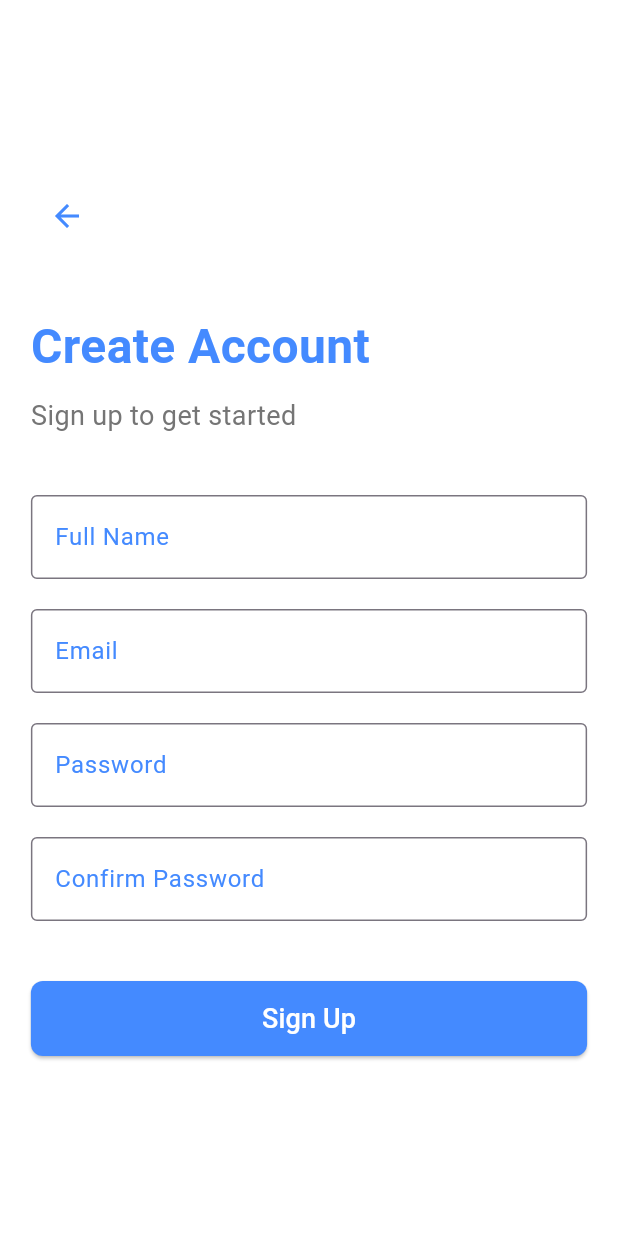
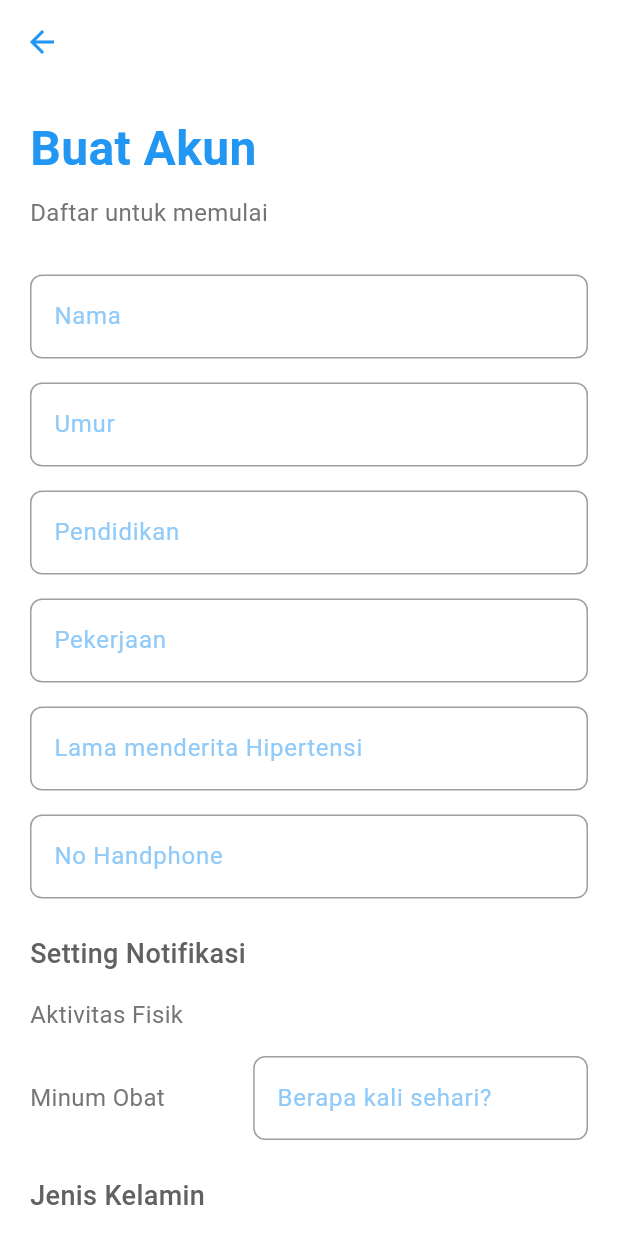
Before and after one commit to RizdkyOktaviari/ke, a Flutter app: the RegisterPage screen opened directly, on a phone screen of 412 x 824 dp. Run offline on Flutter 3.47's test engine with Material 3 defaults, Android fonts, the phone set to English and light mode, and no system bars; our stand-ins replace carousel_slider, flutter_local_notifications, fluttertoast, image_picker, permission_handler, shared_preferences and 2 more; accounts and stored records are empty.

Commit message:
fix: register, reminder, and food new

```diff
--- a/lib/pages/auth/register.dart
+++ b/lib/pages/auth/register.dart
@@ -1,141 +1,207 @@
 import 'package:flutter/material.dart';
 import 'login.dart';
 
-class RegisterPage extends StatelessWidget {
+class RegisterPage extends StatefulWidget {
+  @override
+  _RegisterPageState createState() => _RegisterPageState();
+}
+
+class _RegisterPageState extends State<RegisterPage> {
+  String _selectedGender = 'Pria';
+
   @override
   Widget build(BuildContext context) {
     return Scaffold(
       backgroundColor: Colors.white,
-      body: SafeArea(
-        child: LayoutBuilder(
-          builder: (context, constraints) {
-            // Dapatkan ukuran layar saat ini
-            final double screenWidth = MediaQuery.of(context).size.width;
-
-            return Center(
-              child: SingleChildScrollView(
-                child: Padding(
+      appBar: AppBar(
+        leading: IconButton(
+          icon: Icon(Icons.arrow_back),
+          onPressed: () {
+            Navigator.pop(context);
+          },
+          color: Colors.blue,
+        ),
+        backgroundColor: Colors.transparent,
+        elevation: 0,
+      ),
+      body: SingleChildScrollView(
         padding: const EdgeInsets.all(20.0),
-                  child: ConstrainedBox(
-                    constraints: BoxConstraints(
-                      // Lebar maksimum pada layar besar (tablet atau desktop)
-                      maxWidth: screenWidth > 600 ? 400 : screenWidth * 0.9,
-                    ),
         child: Column(
           crossAxisAlignment: CrossAxisAlignment.start,
           children: [
-                        SizedBox(height: 20),
-                        IconButton(
-                          icon:
-                              Icon(Icons.arrow_back, color: Colors.blueAccent),
-                          onPressed: () {
-                            Navigator.pop(context);
-                          },
-                        ),
-                        SizedBox(height: 40),
             Text(
-                          'Create Account',
+              'Buat Akun',
               style: TextStyle(
                 fontSize: 32,
                 fontWeight: FontWeight.bold,
-                            color: Colors.blueAccent,
+                color: Colors.blue,
               ),
             ),
-                        SizedBox(height: 10),
+            SizedBox(height: 8),
             Text(
-                          'Sign up to get started',
+              'Daftar untuk memulai',
               style: TextStyle(
-                            fontSize: 18,
+                fontSize: 16,
                 color: Colors.grey[600],
               ),
             ),
-                        SizedBox(height: 40),
-                        TextField(
+            SizedBox(height: 30),
+            _buildTextField('Nama'),
+            SizedBox(height: 16),
+            _buildTextField('Umur'),
+            SizedBox(height: 16),
+            _buildTextField('Pendidikan'),
+            SizedBox(height: 16),
+            _buildTextField('Pekerjaan'),
+            SizedBox(height: 16),
+            _buildTextField('Lama menderita Hipertensi'),
+            SizedBox(height: 16),
+            _buildTextField('No Handphone'),
+            SizedBox(height: 24),
+            Text(
+              'Setting Notifikasi',
+              style: TextStyle(
+                fontSize: 18,
+                fontWeight: FontWeight.w500,
+                color: Colors.grey[700],
+              ),
+            ),
+            SizedBox(height: 16),
+            Row(
+              children: [
+                Expanded(
+                  flex: 2,
+                  child: Text(
+                    'Aktivitas Fisik',
+                    style: TextStyle(fontSize: 16, color: Colors.grey[600]),
+                  ),
+                ),
+                Expanded(
+                  flex: 3,
+                  child: Container(), // Placeholder untuk switch atau input lain
+                ),
+              ],
+            ),
+            SizedBox(height: 16),
+            Row(
+              children: [
+                Expanded(
+                  flex: 2,
+                  child: Text(
+                    'Minum Obat',
+                    style: TextStyle(fontSize: 16, color: Colors.grey[600]),
+                  ),
+                ),
+                Expanded(
+                  flex: 3,
+                  child: TextField(
                     decoration: InputDecoration(
-                            labelText: 'Full Name',
-                            labelStyle: TextStyle(color: Colors.blueAccent),
-                            focusedBorder: OutlineInputBorder(
-                              borderSide: BorderSide(color: Colors.blueAccent),
+                      hintText: 'Berapa kali sehari?',
+                      hintStyle: TextStyle(color: Colors.blue[200]),
+                      border: OutlineInputBorder(
+                        borderSide: BorderSide(color: Colors.grey!),
+                        borderRadius: BorderRadius.circular(8),
                       ),
-                            border: OutlineInputBorder(
-                              borderSide: BorderSide(color: Colors.blueAccent),
+                      enabledBorder: OutlineInputBorder(
+                        borderSide: BorderSide(color: Colors.grey!),
+                        borderRadius: BorderRadius.circular(8),
                       ),
                     ),
                   ),
-                        SizedBox(height: 20),
+                ),
+              ],
+            ),
+            SizedBox(height: 24),
+            Text(
+              'Jenis Kelamin',
+              style: TextStyle(
+                fontSize: 18,
+                fontWeight: FontWeight.w500,
+                color: Colors.grey[700],
+              ),
+            ),
+            Row(
+              children: [
+                Expanded(
+                  child: RadioListTile<String>(
+                    title: Text('Pria', style: TextStyle(color: Colors.blue)),
+                    value: 'Pria',
+                    groupValue: _selectedGender,
+                    onChanged: (value) {
+                      setState(() {
+                        _selectedGender = value!;
+                      });
+                    },
+                  ),
+                ),
+                Expanded(
+                  child: RadioListTile<String>(
+                    title: Text('Wanita', style: TextStyle(color: Colors.blue)),
+                    value: 'Wanita',
+                    groupValue: _selectedGender,
+                    onChanged: (value) {
+                      setState(() {
+                        _selectedGender = value!;
+                      });
+                    },
+                  ),
+                ),
+              ],
+            ),
+            SizedBox(height: 16),
             TextField(
+              maxLines: 3,
               decoration: InputDecoration(
-                            labelText: 'Email',
-                            labelStyle: TextStyle(color: Colors.blueAccent),
-                            focusedBorder: OutlineInputBorder(
-                              borderSide: BorderSide(color: Colors.blueAccent),
+                hintText: 'Catatan tekanan darah pertama kali',
+                hintStyle: TextStyle(color: Colors.blue[200]),
+                border: OutlineInputBorder(
+                  borderSide: BorderSide(color: Colors.grey!),
+                  borderRadius: BorderRadius.circular(8),
                 ),
-                            border: OutlineInputBorder(
-                              borderSide: BorderSide(color: Colors.blueAccent),
+                enabledBorder: OutlineInputBorder(
+                  borderSide: BorderSide(color: Colors.grey!),
+                  borderRadius: BorderRadius.circular(8),
                 ),
               ),
             ),
-                        SizedBox(height: 20),
-                        TextField(
-                          obscureText: true,
-                          decoration: InputDecoration(
-                            labelText: 'Password',
-                            labelStyle: TextStyle(color: Colors.blueAccent),
-                            focusedBorder: OutlineInputBorder(
-                              borderSide: BorderSide(color: Colors.blueAccent),
-                            ),
-                            border: OutlineInputBorder(
-                              borderSide: BorderSide(color: Colors.blueAccent),
-                            ),
-                          ),
-                        ),
-                        SizedBox(height: 20),
-                        TextField(
-                          obscureText: true,
-                          decoration: InputDecoration(
-                            labelText: 'Confirm Password',
-                            labelStyle: TextStyle(color: Colors.blueAccent),
-                            focusedBorder: OutlineInputBorder(
-                              borderSide: BorderSide(color: Colors.blueAccent),
-                            ),
-                            border: OutlineInputBorder(
-                              borderSide: BorderSide(color: Colors.blueAccent),
-                            ),
-                          ),
-                        ),
-                        SizedBox(height: 40),
+            SizedBox(height: 30),
             SizedBox(
               width: double.infinity,
               height: 50,
               child: ElevatedButton(
                 style: ElevatedButton.styleFrom(
-                              backgroundColor: Colors.blueAccent,
+                  backgroundColor: Colors.blue,
                   shape: RoundedRectangleBorder(
                     borderRadius: BorderRadius.circular(8),
                   ),
                 ),
                 onPressed: () {
-                              Navigator.push(
-                                context,
-                                MaterialPageRoute(
-                                    builder: (context) => LoginPage()),
-                              );
+                  // Implementasi Sign Up
                 },
                 child: Text(
                   'Sign Up',
-                              style:
-                                  TextStyle(fontSize: 18, color: Colors.white),
+                  style: TextStyle(fontSize: 18, color: Colors.white),
                 ),
               ),
             ),
-                        SizedBox(height: 20),
           ],
         ),
       ),
+    );
+  }
+
+  Widget _buildTextField(String hint) {
+    return TextField(
+      decoration: InputDecoration(
+        hintText: hint,
+        hintStyle: TextStyle(color: Colors.blue[200]),
+        border: OutlineInputBorder(
+          borderSide: BorderSide(color: Colors.grey!),
+          borderRadius: BorderRadius.circular(8),
         ),
-              ),
-            );
-          },
+        enabledBorder: OutlineInputBorder(
+          borderSide: BorderSide(color: Colors.grey!),
+          borderRadius: BorderRadius.circular(8),
         ),
       ),
     );
--- a/lib/pages/home/home.dart
+++ b/lib/pages/home/home.dart
@@ -9,6 +9,7 @@ import 'package:kesehatan_mobile/pages/obat/obat.dart';
 import 'package:kesehatan_mobile/pages/penyakit/penyakit_list.dart';
 import 'package:kesehatan_mobile/pages/recap/recap.dart';
 import 'package:kesehatan_mobile/pages/recipe/recipe.dart';
+import 'package:kesehatan_mobile/pages/reminder/new_reminder.dart';
 import 'package:kesehatan_mobile/pages/reminder/reminder.dart';
 import 'package:table_calendar/table_calendar.dart';
 import 'package:provider/provider.dart';
@@ -226,7 +227,7 @@ class HomePageState extends State<HomePage> {
                       Navigator.push(
                         context,
                         MaterialPageRoute(
-                          builder: (context) => const ReminderPage(),
+                          builder: (context) => ReminderNewPage(),
                         ),
                       );
                     },
--- a/pubspec.yaml
+++ b/pubspec.yaml
@@ -49,6 +49,7 @@ dependencies:
   http: ^1.2.2
   permission_handler: ^11.3.1
   fluttertoast: ^8.2.8
+  carousel_slider: ^5.0.0
 
 dev_dependencies:
   flutter_test:
@@ -74,7 +75,8 @@ flutter:
   uses-material-design: true
 
   # To add assets to your application, add an assets section, like this:
-  # assets:
+  assets:
+     - assets/
   #   - images/a_dot_burr.jpeg
   #   - images/a_dot_ham.jpeg
 
```
Also changed, not shown: lib/pages/food/home_food_menu.dart (added, +174 -0 lines), lib/pages/food_log.dart (+18 -1 lines), lib/pages/reminder/new_add_reminder.dart (added, +93 -0 lines), lib/pages/reminder/new_reminder.dart (added, +104 -0 lines), assets/pic1.png (added), assets/pic2.png (added), assets/pic3.png (added), pubspec.lock. Lines whose indentation alone changed are shown as unchanged.
